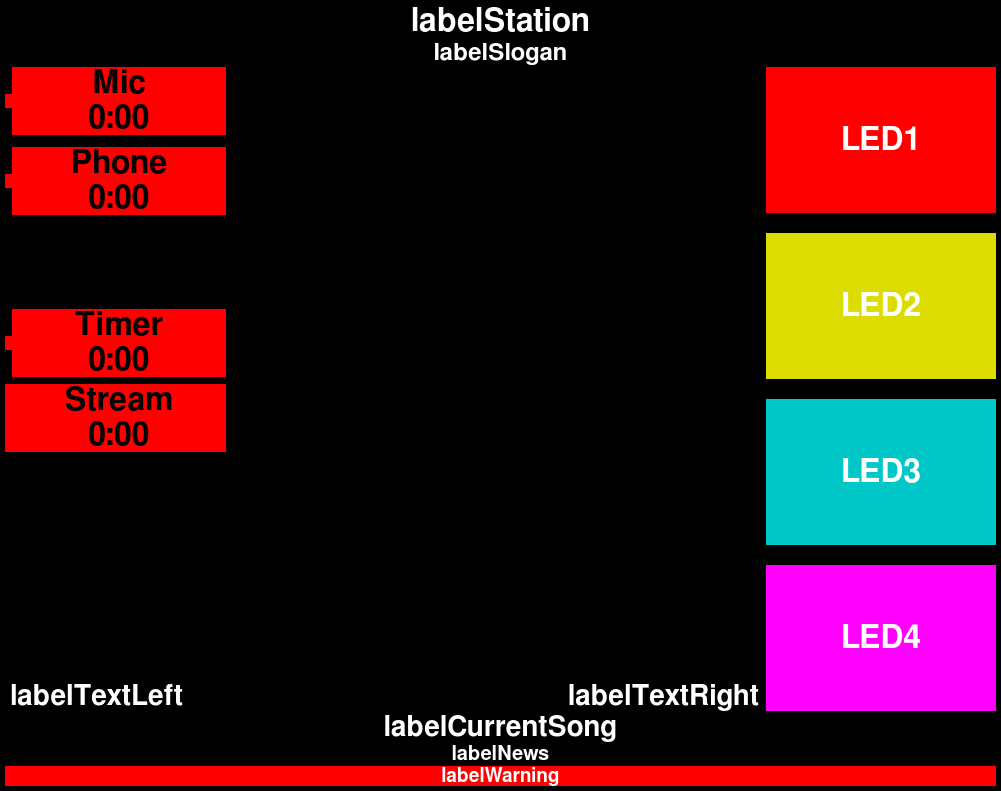
Above: mainscreen.ui from saschaludwig/OnAirScreen before the change. Below: the same form after it.
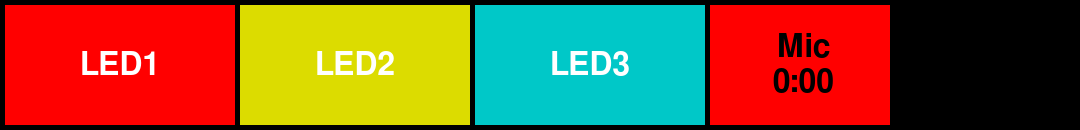
That is the form after the change. Icons and pictures are not drawn. Custom widgets are drawn as their Qt base class.

What changed in the file:
```diff
--- a/mainscreen.ui
+++ b/mainscreen.ui
@@ -12,8 +12,8 @@
    <rect>
     <x>0</x>
     <y>0</y>
-    <width>1001</width>
-    <height>791</height>
+    <width>1080</width>
+    <height>130</height>
    </rect>
   </property>
   <property name="minimumSize">
@@ -96,7 +96,10 @@
   <property name="autoFillBackground">
    <bool>false</bool>
   </property>
-  <layout class="QGridLayout" name="gridLayout">
+  <layout class="QHBoxLayout" name="horizontalLayout">
+   <property name="spacing">
+    <number>5</number>
+   </property>
    <property name="leftMargin">
     <number>5</number>
    </property>
@@ -109,556 +112,119 @@
    <property name="bottomMargin">
     <number>5</number>
    </property>
-   <property name="spacing">
-    <number>2</number>
-   </property>
-   <item row="9" column="0">
-    <spacer name="verticalSpacer_5">
-     <property name="orientation">
-      <enum>Qt::Vertical</enum>
+   <item>
+    <widget class="QLabel" name="buttonLED1">
+     <property name="sizePolicy">
+      <sizepolicy hsizetype="Minimum" vsizetype="Expanding">
+       <horstretch>0</horstretch>
+       <verstretch>0</verstretch>
+      </sizepolicy>
      </property>
-     <property name="sizeHint" stdset="0">
+     <property name="minimumSize">
       <size>
-       <width>20</width>
-       <height>40</height>
+       <width>230</width>
+       <height>120</height>
       </size>
      </property>
-    </spacer>
-   </item>
-   <item row="0" column="0" colspan="3">
-    <layout class="QVBoxLayout" name="verticalLayout_2">
-     <item>
-      <widget class="QLabel" name="labelStation">
-       <property name="sizePolicy">
-        <sizepolicy hsizetype="Expanding" vsizetype="Preferred">
-         <horstretch>0</horstretch>
-         <verstretch>0</verstretch>
-        </sizepolicy>
-       </property>
-       <property name="palette">
-        <palette>
-         <active>
-          <colorrole role="WindowText">
-           <brush brushstyle="SolidPattern">
-            <color alpha="255">
-             <red>255</red>
-             <green>255</green>
-             <blue>255</blue>
-            </color>
-           </brush>
-          </colorrole>
-         </active>
-         <inactive>
-          <colorrole role="WindowText">
-           <brush brushstyle="SolidPattern">
-            <color alpha="255">
-             <red>255</red>
-             <green>255</green>
-             <blue>255</blue>
-            </color>
-           </brush>
-          </colorrole>
-         </inactive>
-         <disabled>
-          <colorrole role="WindowText">
-           <brush brushstyle="SolidPattern">
-            <color alpha="255">
-             <red>146</red>
-             <green>145</green>
-             <blue>144</blue>
-            </color>
-           </brush>
-          </colorrole>
-         </disabled>
-        </palette>
-       </property>
-       <property name="font">
-        <font>
-         <family>FreeSans</family>
-         <pointsize>24</pointsize>
-         <weight>75</weight>
-         <bold>true</bold>
-        </font>
-       </property>
-       <property name="autoFillBackground">
-        <bool>false</bool>
-       </property>
-       <property name="text">
-        <string>labelStation</string>
-       </property>
-       <property name="scaledContents">
-        <bool>false</bool>
-       </property>
-       <property name="alignment">
-        <set>Qt::AlignCenter</set>
-       </property>
-      </widget>
-     </item>
-     <item>
-      <widget class="QLabel" name="labelSlogan">
-       <property name="sizeIncrement">
-        <size>
-         <width>1</width>
-         <height>1</height>
-        </size>
-       </property>
-       <property name="palette">
-        <palette>
-         <active>
-          <colorrole role="WindowText">
-           <brush brushstyle="SolidPattern">
-            <color alpha="255">
-             <red>255</red>
-             <green>255</green>
-             <blue>255</blue>
-            </color>
-           </brush>
-          </colorrole>
-         </active>
-         <inactive>
-          <colorrole role="WindowText">
-           <brush brushstyle="SolidPattern">
-            <color alpha="255">
-             <red>255</red>
-             <green>255</green>
-             <blue>255</blue>
-            </color>
-           </brush>
-          </colorrole>
-         </inactive>
-         <disabled>
-          <colorrole role="WindowText">
-           <brush brushstyle="SolidPattern">
-            <color alpha="255">
-             <red>146</red>
-             <green>145</green>
-             <blue>144</blue>
-            </color>
-           </brush>
-          </colorrole>
-         </disabled>
-        </palette>
-       </property>
-       <property name="font">
-        <font>
-         <family>FreeSans</family>
-         <pointsize>18</pointsize>
-         <weight>75</weight>
-         <bold>true</bold>
-        </font>
-       </property>
-       <property name="autoFillBackground">
-        <bool>false</bool>
-       </property>
-       <property name="text">
-        <string>labelSlogan</string>
-       </property>
-       <property name="scaledContents">
-        <bool>false</bool>
-       </property>
-       <property name="alignment">
-        <set>Qt::AlignCenter</set>
-       </property>
-      </widget>
-     </item>
-    </layout>
-   </item>
-   <item row="10" column="0" colspan="2">
-    <layout class="QHBoxLayout" name="horizontalLayout">
-     <property name="leftMargin">
-      <number>5</number>
+     <property name="font">
+      <font>
+       <family>FreeSans</family>
+       <pointsize>24</pointsize>
+       <weight>75</weight>
+       <bold>true</bold>
+      </font>
      </property>
-     <property name="rightMargin">
-      <number>5</number>
+     <property name="styleSheet">
+      <string notr="true">background-color: rgb(255, 0, 0);
+color: rgb(255, 255, 255);</string>
      </property>
-     <item>
-      <widget class="QLabel" name="labelTextLeft">
-       <property name="font">
-        <font>
-         <family>FreeSans</family>
-         <pointsize>21</pointsize>
-         <weight>75</weight>
-         <bold>true</bold>
-        </font>
-       </property>
-       <property name="styleSheet">
-        <string notr="true">color: rgb(255, 255, 255);</string>
-       </property>
-       <property name="text">
-        <string>labelTextLeft</string>
-       </property>
-      </widget>
-     </item>
-     <item>
-      <widget class="QLabel" name="labelTextRight">
-       <property name="font">
-        <font>
-         <family>FreeSans</family>
-         <pointsize>21</pointsize>
-         <weight>75</weight>
-         <bold>true</bold>
-        </font>
-       </property>
-       <property name="styleSheet">
-        <string notr="true">color: rgb(255, 255, 255);</string>
-       </property>
-       <property name="text">
-        <string>labelTextRight</string>
-       </property>
-       <property name="alignment">
-        <set>Qt::AlignRight|Qt::AlignTrailing|Qt::AlignVCenter</set>
-       </property>
-      </widget>
-     </item>
-    </layout>
-   </item>
-   <item row="1" column="1" rowspan="9">
-    <layout class="QVBoxLayout" name="verticalLayout_3">
-     <property name="leftMargin">
-      <number>2</number>
+     <property name="text">
+      <string>LED1</string>
      </property>
-     <property name="topMargin">
-      <number>2</number>
+     <property name="alignment">
+      <set>Qt::AlignCenter</set>
      </property>
-     <property name="rightMargin">
-      <number>2</number>
-     </property>
-     <property name="bottomMargin">
-      <number>2</number>
-     </property>
-     <item>
-      <widget class="ClockWidget" name="clockWidget" native="true">
-       <property name="sizePolicy">
-        <sizepolicy hsizetype="Expanding" vsizetype="Expanding">
-         <horstretch>0</horstretch>
-         <verstretch>0</verstretch>
-        </sizepolicy>
-       </property>
-       <property name="minimumSize">
-        <size>
-         <width>530</width>
-         <height>0</height>
-        </size>
-       </property>
-       <property name="autoFillBackground">
-        <bool>false</bool>
-       </property>
-       <property name="clockType" stdset="0">
-        <number>1</number>
-       </property>
-      </widget>
-     </item>
-    </layout>
+    </widget>
    </item>
-   <item row="4" column="0">
-    <spacer name="verticalSpacer_4">
-     <property name="orientation">
-      <enum>Qt::Vertical</enum>
+   <item>
+    <widget class="QLabel" name="buttonLED2">
+     <property name="sizePolicy">
+      <sizepolicy hsizetype="Minimum" vsizetype="Expanding">
+       <horstretch>0</horstretch>
+       <verstretch>0</verstretch>
+      </sizepolicy>
      </property>
-     <property name="sizeHint" stdset="0">
+     <property name="minimumSize">
       <size>
-       <width>20</width>
-       <height>40</height>
+       <width>230</width>
+       <height>120</height>
       </size>
      </property>
-    </spacer>
+     <property name="font">
+      <font>
+       <family>FreeSans</family>
+       <pointsize>24</pointsize>
+       <weight>75</weight>
+       <bold>true</bold>
+      </font>
+     </property>
+     <property name="styleSheet">
+      <string notr="true">background-color: rgb(220, 220, 0);
+color: rgb(255, 255, 255);</string>
+     </property>
+     <property name="text">
+      <string>LED2</string>
+     </property>
+     <property name="alignment">
+      <set>Qt::AlignCenter</set>
+     </property>
+    </widget>
    </item>
-   <item row="7" column="0">
-    <spacer name="verticalSpacer_7">
-     <property name="orientation">
-      <enum>Qt::Vertical</enum>
+   <item>
+    <widget class="QLabel" name="buttonLED3">
+     <property name="sizePolicy">
+      <sizepolicy hsizetype="Minimum" vsizetype="Expanding">
+       <horstretch>0</horstretch>
+       <verstretch>0</verstretch>
+      </sizepolicy>
      </property>
-     <property name="sizeHint" stdset="0">
+     <property name="minimumSize">
       <size>
-       <width>20</width>
-       <height>40</height>
+       <width>230</width>
+       <height>120</height>
       </size>
      </property>
-    </spacer>
-   </item>
-   <item row="1" column="2" rowspan="10">
-    <layout class="QVBoxLayout" name="verticalLayout" stretch="10,1,10,1,10,1,10">
-     <property name="spacing">
-      <number>6</number>
+     <property name="font">
+      <font>
+       <family>FreeSans</family>
+       <pointsize>24</pointsize>
+       <weight>75</weight>
+       <bold>true</bold>
+      </font>
      </property>
-     <item>
-      <widget class="QLabel" name="buttonLED1">
-       <property name="sizePolicy">
-        <sizepolicy hsizetype="Minimum" vsizetype="Expanding">
-         <horstretch>0</horstretch>
-         <verstretch>0</verstretch>
-        </sizepolicy>
-       </property>
-       <property name="minimumSize">
-        <size>
-         <width>230</width>
-         <height>120</height>
-        </size>
-       </property>
-       <property name="font">
-        <font>
-         <family>FreeSans</family>
-         <pointsize>24</pointsize>
-         <weight>75</weight>
-         <bold>true</bold>
-        </font>
-       </property>
-       <property name="styleSheet">
-        <string notr="true">background-color: rgb(255, 0, 0);
+     <property name="styleSheet">
+      <string notr="true">background-color: rgb(0, 200, 200);
 color: rgb(255, 255, 255);</string>
-       </property>
-       <property name="text">
-        <string>LED1</string>
-       </property>
-       <property name="alignment">
-        <set>Qt::AlignCenter</set>
-       </property>
-      </widget>
-     </item>
-     <item>
-      <spacer name="verticalSpacer">
-       <property name="orientation">
-        <enum>Qt::Vertical</enum>
-       </property>
-       <property name="sizeType">
-        <enum>QSizePolicy::MinimumExpanding</enum>
-       </property>
-       <property name="sizeHint" stdset="0">
-        <size>
-         <width>20</width>
-         <height>5</height>
-        </size>
-       </property>
-      </spacer>
-     </item>
-     <item>
-      <widget class="QLabel" name="buttonLED2">
-       <property name="sizePolicy">
-        <sizepolicy hsizetype="Minimum" vsizetype="Expanding">
-         <horstretch>0</horstretch>
-         <verstretch>0</verstretch>
-        </sizepolicy>
-       </property>
-       <property name="minimumSize">
-        <size>
-         <width>230</width>
-         <height>120</height>
-        </size>
-       </property>
-       <property name="font">
-        <font>
-         <family>FreeSans</family>
-         <pointsize>24</pointsize>
-         <weight>75</weight>
-         <bold>true</bold>
-        </font>
-       </property>
-       <property name="styleSheet">
-        <string notr="true">background-color: rgb(220, 220, 0);
-color: rgb(255, 255, 255);</string>
-       </property>
-       <property name="text">
-        <string>LED2</string>
-       </property>
-       <property name="alignment">
-        <set>Qt::AlignCenter</set>
-       </property>
-      </widget>
-     </item>
-     <item>
-      <spacer name="verticalSpacer_2">
-       <property name="orientation">
-        <enum>Qt::Vertical</enum>
-       </property>
-       <property name="sizeType">
-        <enum>QSizePolicy::MinimumExpanding</enum>
-       </property>
-       <property name="sizeHint" stdset="0">
-        <size>
-         <width>20</width>
-         <height>5</height>
-        </size>
-       </property>
-      </spacer>
-     </item>
-     <item>
-      <widget class="QLabel" name="buttonLED3">
-       <property name="sizePolicy">
-        <sizepolicy hsizetype="Minimum" vsizetype="Expanding">
-         <horstretch>0</horstretch>
-         <verstretch>0</verstretch>
-        </sizepolicy>
-       </property>
-       <property name="minimumSize">
-        <size>
-         <width>230</width>
-         <height>120</height>
-        </size>
-       </property>
-       <property name="font">
-        <font>
-         <family>FreeSans</family>
-         <pointsize>24</pointsize>
-         <weight>75</weight>
-         <bold>true</bold>
-        </font>
-       </property>
-       <property name="styleSheet">
-        <string notr="true">background-color: rgb(0, 200, 200);
-color: rgb(255, 255, 255);</string>
-       </property>
-       <property name="text">
-        <string>LED3</string>
-       </property>
-       <property name="alignment">
-        <set>Qt::AlignCenter</set>
-       </property>
-      </widget>
-     </item>
-     <item>
-      <spacer name="verticalSpacer_3">
-       <property name="orientation">
-        <enum>Qt::Vertical</enum>
-       </property>
-       <property name="sizeType">
-        <enum>QSizePolicy::MinimumExpanding</enum>
-       </property>
-       <property name="sizeHint" stdset="0">
-        <size>
-         <width>20</width>
-         <height>5</height>
-        </size>
-       </property>
-      </spacer>
-     </item>
-     <item>
-      <widget class="QLabel" name="buttonLED4">
-       <property name="minimumSize">
-        <size>
-         <width>230</width>
-         <height>120</height>
-        </size>
-       </property>
-       <property name="font">
-        <font>
-         <family>FreeSans</family>
-         <pointsize>24</pointsize>
-         <weight>75</weight>
-         <bold>true</bold>
-        </font>
-       </property>
-       <property name="styleSheet">
-        <string notr="true">background-color: rgb(255, 0, 255);
-color: rgb(255, 255, 255);</string>
-       </property>
-       <property name="text">
-        <string>LED4</string>
-       </property>
-       <property name="alignment">
-        <set>Qt::AlignCenter</set>
-       </property>
-      </widget>
-     </item>
-    </layout>
-   </item>
-   <item row="11" column="0" colspan="3">
-    <layout class="QVBoxLayout" name="LayoutBottom">
-     <item>
-      <widget class="QLabel" name="labelCurrentSong">
-       <property name="enabled">
-        <bool>true</bool>
-       </property>
-       <property name="font">
-        <font>
-         <family>FreeSans</family>
-         <pointsize>21</pointsize>
-         <weight>75</weight>
-         <bold>true</bold>
-        </font>
-       </property>
-       <property name="styleSheet">
-        <string notr="true">color: rgb(255, 255, 255);</string>
-       </property>
-       <property name="text">
-        <string>labelCurrentSong</string>
-       </property>
-       <property name="alignment">
-        <set>Qt::AlignCenter</set>
-       </property>
-      </widget>
-     </item>
-     <item>
-      <widget class="QLabel" name="labelNews">
-       <property name="enabled">
-        <bool>true</bool>
-       </property>
-       <property name="font">
-        <font>
-         <family>FreeSans</family>
-         <pointsize>15</pointsize>
-         <weight>75</weight>
-         <bold>true</bold>
-        </font>
-       </property>
-       <property name="styleSheet">
-        <string notr="true">color: rgb(255, 255, 255);</string>
-       </property>
-       <property name="text">
-        <string>labelNews</string>
-       </property>
-       <property name="alignment">
-        <set>Qt::AlignCenter</set>
-       </property>
-      </widget>
-     </item>
-     <item>
-      <widget class="QLabel" name="labelWarning">
-       <property name="font">
-        <font>
-         <family>FreeSans</family>
-         <pointsize>14</pointsize>
-         <weight>75</weight>
-         <bold>true</bold>
-        </font>
-       </property>
-       <property name="styleSheet">
-        <string notr="true">background-color: rgb(255, 0, 0);
-color: rgb(255, 255, 255);</string>
-       </property>
-       <property name="text">
-        <string>labelWarning</string>
-       </property>
-       <property name="alignment">
-        <set>Qt::AlignCenter</set>
-       </property>
-      </widget>
-     </item>
-    </layout>
-   </item>
-   <item row="3" column="0">
-    <spacer name="verticalSpacer_6">
-     <property name="orientation">
-      <enum>Qt::Vertical</enum>
      </property>
-     <property name="sizeHint" stdset="0">
-      <size>
-       <width>20</width>
-       <height>40</height>
-      </size>
+     <property name="text">
+      <string>LED3</string>
      </property>
-    </spacer>
+     <property name="alignment">
+      <set>Qt::AlignCenter</set>
+     </property>
+    </widget>
    </item>
-   <item row="1" column="0">
+   <item>
     <widget class="QFrame" name="AirLED_1">
      <property name="sizePolicy">
-      <sizepolicy hsizetype="Preferred" vsizetype="Maximum">
+      <sizepolicy hsizetype="Minimum" vsizetype="Expanding">
        <horstretch>0</horstretch>
        <verstretch>0</verstretch>
       </sizepolicy>
      </property>
      <property name="maximumSize">
       <size>
-       <width>221</width>
+       <width>180</width>
        <height>16777215</height>
       </size>
      </property>
@@ -676,12 +242,12 @@
        <number>0</number>
       </property>
       <property name="bottomMargin">
-       <number>5</number>
+       <number>0</number>
       </property>
       <item>
        <widget class="QLabel" name="AirIcon_1">
         <property name="sizePolicy">
-         <sizepolicy hsizetype="Maximum" vsizetype="Maximum">
+         <sizepolicy hsizetype="Maximum" vsizetype="Expanding">
           <horstretch>0</horstretch>
           <verstretch>0</verstretch>
          </sizepolicy>
@@ -702,21 +268,21 @@
          <bool>false</bool>
         </property>
         <property name="margin">
-         <number>5</number>
+         <number>8</number>
         </property>
        </widget>
       </item>
       <item>
        <widget class="QLabel" name="AirLabel_1">
         <property name="sizePolicy">
-         <sizepolicy hsizetype="MinimumExpanding" vsizetype="Minimum">
+         <sizepolicy hsizetype="Minimum" vsizetype="Preferred">
           <horstretch>0</horstretch>
           <verstretch>0</verstretch>
          </sizepolicy>
         </property>
         <property name="minimumSize">
          <size>
-          <width>140</width>
+          <width>80</width>
           <height>0</height>
          </size>
         </property>
@@ -749,345 +315,19 @@
      </layout>
     </widget>
    </item>
-   <item row="6" column="0">
-    <widget class="QFrame" name="AirLED_4">
-     <property name="sizePolicy">
-      <sizepolicy hsizetype="Preferred" vsizetype="Maximum">
-       <horstretch>0</horstretch>
-       <verstretch>0</verstretch>
-      </sizepolicy>
-     </property>
-     <property name="maximumSize">
-      <size>
-       <width>221</width>
-       <height>16777215</height>
-      </size>
-     </property>
-     <property name="frameShape">
-      <enum>QFrame::NoFrame</enum>
-     </property>
-     <property name="frameShadow">
-      <enum>QFrame::Plain</enum>
-     </property>
-     <layout class="QHBoxLayout" name="horizontalLayout_3">
-      <property name="spacing">
-       <number>0</number>
-      </property>
-      <property name="leftMargin">
-       <number>0</number>
-      </property>
-      <property name="topMargin">
-       <number>0</number>
-      </property>
-      <property name="rightMargin">
-       <number>0</number>
-      </property>
-      <property name="bottomMargin">
-       <number>5</number>
-      </property>
-      <item>
-       <widget class="QLabel" name="AirIcon_4">
-        <property name="sizePolicy">
-         <sizepolicy hsizetype="Maximum" vsizetype="Maximum">
-          <horstretch>0</horstretch>
-          <verstretch>0</verstretch>
-         </sizepolicy>
-        </property>
-        <property name="maximumSize">
-         <size>
-          <width>59</width>
-          <height>109</height>
-         </size>
-        </property>
-        <property name="styleSheet">
-         <string notr="true">background-color: rgb(255, 0, 0);</string>
-        </property>
-        <property name="frameShadow">
-         <enum>QFrame::Plain</enum>
-        </property>
-        <property name="text">
-         <string/>
-        </property>
-        <property name="pixmap">
-         <pixmap resource="resources.qrc">:/stream_icon/images/antenna2.png</pixmap>
-        </property>
-        <property name="scaledContents">
-         <bool>true</bool>
-        </property>
-        <property name="margin">
-         <number>5</number>
-        </property>
-        <property name="buddy">
-         <cstring>AirIcon_4</cstring>
-        </property>
-       </widget>
-      </item>
-      <item>
-       <widget class="QLabel" name="AirLabel_4">
-        <property name="sizePolicy">
-         <sizepolicy hsizetype="MinimumExpanding" vsizetype="Minimum">
-          <horstretch>0</horstretch>
-          <verstretch>0</verstretch>
-         </sizepolicy>
-        </property>
-        <property name="minimumSize">
-         <size>
-          <width>140</width>
-          <height>0</height>
-         </size>
-        </property>
-        <property name="maximumSize">
-         <size>
-          <width>16777215</width>
-          <height>16777215</height>
-         </size>
-        </property>
-        <property name="font">
-         <font>
-          <family>FreeSans</family>
-          <pointsize>24</pointsize>
-          <weight>75</weight>
-          <bold>true</bold>
-         </font>
-        </property>
-        <property name="styleSheet">
-         <string notr="true">background-color: rgb(255, 0, 0);</string>
-        </property>
-        <property name="text">
-         <string>Stream
-0:00</string>
-        </property>
-        <property name="alignment">
-         <set>Qt::AlignCenter</set>
-        </property>
-        <property name="buddy">
-         <cstring>AirLabel_4</cstring>
-        </property>
-       </widget>
-      </item>
-     </layout>
-    </widget>
-   </item>
-   <item row="5" column="0">
-    <widget class="QFrame" name="AirLED_3">
-     <property name="sizePolicy">
-      <sizepolicy hsizetype="Preferred" vsizetype="Maximum">
-       <horstretch>0</horstretch>
-       <verstretch>0</verstretch>
-      </sizepolicy>
-     </property>
-     <property name="maximumSize">
-      <size>
-       <width>221</width>
-       <height>16777215</height>
-      </size>
-     </property>
-     <layout class="QHBoxLayout" name="horizontalLayout_32">
-      <property name="spacing">
-       <number>0</number>
-      </property>
-      <property name="leftMargin">
-       <number>0</number>
-      </property>
-      <property name="topMargin">
-       <number>0</number>
-      </property>
-      <property name="rightMargin">
-       <number>0</number>
-      </property>
-      <property name="bottomMargin">
-       <number>5</number>
-      </property>
-      <item>
-       <widget class="QLabel" name="AirIcon_3">
-        <property name="sizePolicy">
-         <sizepolicy hsizetype="Maximum" vsizetype="Maximum">
-          <horstretch>0</horstretch>
-          <verstretch>0</verstretch>
-         </sizepolicy>
-        </property>
-        <property name="styleSheet">
-         <string notr="true">background-color: rgb(255, 0, 0);</string>
-        </property>
-        <property name="frameShadow">
-         <enum>QFrame::Plain</enum>
-        </property>
-        <property name="text">
-         <string/>
-        </property>
-        <property name="pixmap">
-         <pixmap resource="resources.qrc">:/timer_icon/images/timer_icon.png</pixmap>
-        </property>
-        <property name="scaledContents">
-         <bool>false</bool>
-        </property>
-        <property name="margin">
-         <number>5</number>
-        </property>
-       </widget>
-      </item>
-      <item>
-       <widget class="QLabel" name="AirLabel_3">
-        <property name="sizePolicy">
-         <sizepolicy hsizetype="MinimumExpanding" vsizetype="Minimum">
-          <horstretch>0</horstretch>
-          <verstretch>0</verstretch>
-         </sizepolicy>
-        </property>
-        <property name="minimumSize">
-         <size>
-          <width>140</width>
-          <height>0</height>
-         </size>
-        </property>
-        <property name="maximumSize">
-         <size>
-          <width>16777215</width>
-          <height>16777215</height>
-         </size>
-        </property>
-        <property name="font">
-         <font>
-          <family>FreeSans</family>
-          <pointsize>24</pointsize>
-          <weight>75</weight>
-          <bold>true</bold>
-         </font>
-        </property>
-        <property name="styleSheet">
-         <string notr="true">background-color: rgb(255, 0, 0);</string>
-        </property>
-        <property name="text">
-         <string>Timer
-0:00</string>
-        </property>
-        <property name="alignment">
-         <set>Qt::AlignCenter</set>
-        </property>
-       </widget>
-      </item>
-     </layout>
-    </widget>
-   </item>
-   <item row="2" column="0">
-    <widget class="QFrame" name="AirLED_2">
-     <property name="sizePolicy">
-      <sizepolicy hsizetype="Preferred" vsizetype="Maximum">
-       <horstretch>0</horstretch>
-       <verstretch>0</verstretch>
-      </sizepolicy>
-     </property>
-     <property name="maximumSize">
-      <size>
-       <width>221</width>
-       <height>16777215</height>
-      </size>
-     </property>
-     <layout class="QHBoxLayout" name="Air2HorizontalLayout">
-      <property name="spacing">
-       <number>0</number>
-      </property>
-      <property name="leftMargin">
-       <number>0</number>
-      </property>
-      <property name="topMargin">
-       <number>5</number>
-      </property>
-      <property name="rightMargin">
-       <number>0</number>
-      </property>
-      <property name="bottomMargin">
-       <number>5</number>
-      </property>
-      <item>
-       <widget class="QLabel" name="AirIcon_2">
-        <property name="sizePolicy">
-         <sizepolicy hsizetype="Maximum" vsizetype="Maximum">
-          <horstretch>0</horstretch>
-          <verstretch>0</verstretch>
-         </sizepolicy>
-        </property>
-        <property name="styleSheet">
-         <string notr="true">background-color: rgb(255, 0, 0);</string>
-        </property>
-        <property name="frameShadow">
-         <enum>QFrame::Plain</enum>
-        </property>
-        <property name="text">
-         <string/>
-        </property>
-        <property name="pixmap">
-         <pixmap resource="resources.qrc">:/phone_icon/images/phone_icon.png</pixmap>
-        </property>
-        <property name="scaledContents">
-         <bool>false</bool>
-        </property>
-        <property name="margin">
-         <number>5</number>
-        </property>
-       </widget>
-      </item>
-      <item>
-       <widget class="QLabel" name="AirLabel_2">
-        <property name="sizePolicy">
-         <sizepolicy hsizetype="MinimumExpanding" vsizetype="Minimum">
-          <horstretch>0</horstretch>
-          <verstretch>0</verstretch>
-         </sizepolicy>
-        </property>
-        <property name="minimumSize">
-         <size>
-          <width>140</width>
-          <height>0</height>
-         </size>
-        </property>
-        <property name="maximumSize">
-         <size>
-          <width>16777215</width>
-          <height>16777215</height>
-         </size>
-        </property>
-        <property name="font">
-         <font>
-          <family>FreeSans</family>
-          <pointsize>24</pointsize>
-          <weight>75</weight>
-          <bold>true</bold>
-         </font>
-        </property>
-        <property name="styleSheet">
-         <string notr="true">background-color: rgb(255, 0, 0);</string>
-        </property>
-        <property name="text">
-         <string>Phone
-0:00</string>
-        </property>
-        <property name="alignment">
-         <set>Qt::AlignCenter</set>
-        </property>
-       </widget>
-      </item>
-     </layout>
-    </widget>
-   </item>
-   <item row="8" column="0">
+   <item>
     <widget class="WeatherWidget" name="weatherWidget" native="true">
-     <property name="minimumSize">
-      <size>
-       <width>0</width>
-       <height>135</height>
-      </size>
+     <property name="sizePolicy">
+      <sizepolicy hsizetype="Minimum" vsizetype="Preferred">
+       <horstretch>0</horstretch>
+       <verstretch>0</verstretch>
+      </sizepolicy>
      </property>
     </widget>
    </item>
   </layout>
  </widget>
  <customwidgets>
-  <customwidget>
-   <class>ClockWidget</class>
-   <extends>QWidget</extends>
-   <header>clockwidget</header>
-  </customwidget>
   <customwidget>
    <class>WeatherWidget</class>
    <extends>QWidget</extends>
```
